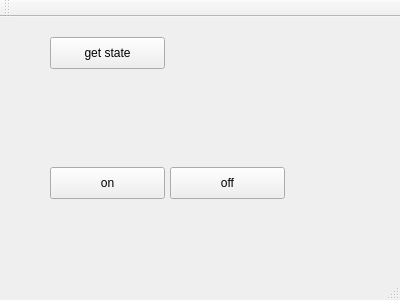
The window that huecontrolwindow.ui (johnty/HueController) describes before a commit, drawn with Qt 5.
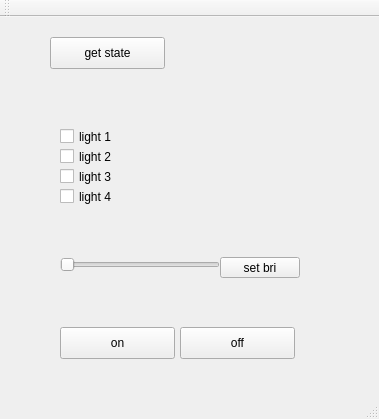
The same window after the commit.

The edit to the form file:
```diff
--- a/huecontrolwindow.ui
+++ b/huecontrolwindow.ui
@@ -6,8 +6,8 @@
    <rect>
     <x>0</x>
     <y>0</y>
-    <width>400</width>
-    <height>300</height>
+    <width>379</width>
+    <height>419</height>
    </rect>
   </property>
   <property name="windowTitle">
@@ -17,8 +17,8 @@
    <widget class="QPushButton" name="pushButton">
     <property name="geometry">
      <rect>
-      <x>50</x>
-      <y>150</y>
+      <x>60</x>
+      <y>310</y>
       <width>115</width>
       <height>32</height>
      </rect>
@@ -30,8 +30,8 @@
    <widget class="QPushButton" name="pushButton_2">
     <property name="geometry">
      <rect>
-      <x>170</x>
-      <y>150</y>
+      <x>180</x>
+      <y>310</y>
       <width>115</width>
       <height>32</height>
      </rect>
@@ -53,6 +53,87 @@
      <string>get state</string>
     </property>
    </widget>
+   <widget class="QSlider" name="horizontalSlider">
+    <property name="geometry">
+     <rect>
+      <x>60</x>
+      <y>240</y>
+      <width>160</width>
+      <height>16</height>
+     </rect>
+    </property>
+    <property name="maximum">
+     <number>255</number>
+    </property>
+    <property name="orientation">
+     <enum>Qt::Horizontal</enum>
+    </property>
+   </widget>
+   <widget class="QPushButton" name="pushButton_4">
+    <property name="geometry">
+     <rect>
+      <x>220</x>
+      <y>240</y>
+      <width>80</width>
+      <height>21</height>
+     </rect>
+    </property>
+    <property name="text">
+     <string>set bri</string>
+    </property>
+   </widget>
+   <widget class="QCheckBox" name="checkBox1">
+    <property name="geometry">
+     <rect>
+      <x>60</x>
+      <y>110</y>
+      <width>72</width>
+      <height>19</height>
+     </rect>
+    </property>
+    <property name="text">
+     <string>light 1</string>
+    </property>
+   </widget>
+   <widget class="QCheckBox" name="checkBox1_2">
+    <property name="geometry">
+     <rect>
+      <x>60</x>
+      <y>130</y>
+      <width>72</width>
+      <height>19</height>
+     </rect>
+    </property>
+    <property name="text">
+     <string>light 2</string>
+    </property>
+   </widget>
+   <widget class="QCheckBox" name="checkBox1_3">
+    <property name="geometry">
+     <rect>
+      <x>60</x>
+      <y>150</y>
+      <width>72</width>
+      <height>19</height>
+     </rect>
+    </property>
+    <property name="text">
+     <string>light 3</string>
+    </property>
+   </widget>
+   <widget class="QCheckBox" name="checkBox1_4">
+    <property name="geometry">
+     <rect>
+      <x>60</x>
+      <y>170</y>
+      <width>72</width>
+      <height>19</height>
+     </rect>
+    </property>
+    <property name="text">
+     <string>light 4</string>
+    </property>
+   </widget>
   </widget>
   <widget class="QMenuBar" name="menuBar">
    <property name="geometry">
```
Left out of the diff: 4 changed lines with no effect on the pictures.
